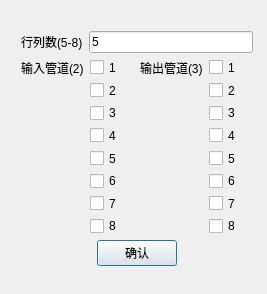
The window that config.ui (Konano/Programming-Training-QtMCS) describes before a commit, drawn with Qt 5.
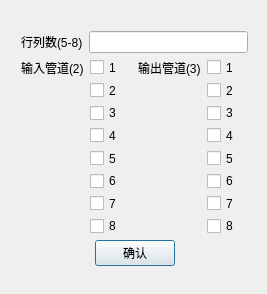
The same window after the commit.

Commit message: 完成大体 UI 设计和 Random 功能

The edit to the form file:
```diff
--- a/config.ui
+++ b/config.ui
@@ -13,6 +13,18 @@
     <height>294</height>
    </rect>
   </property>
+  <property name="minimumSize">
+   <size>
+    <width>267</width>
+    <height>294</height>
+   </size>
+  </property>
+  <property name="maximumSize">
+   <size>
+    <width>267</width>
+    <height>294</height>
+   </size>
+  </property>
   <property name="windowTitle">
    <string>Dialog</string>
   </property>
@@ -21,7 +33,7 @@
     <rect>
      <x>21</x>
      <y>31</y>
-     <width>232</width>
+     <width>227</width>
      <height>235</height>
     </rect>
    </property>
@@ -44,7 +56,7 @@
          <bool>true</bool>
         </property>
         <property name="text">
-         <string>5</string>
+         <string/>
         </property>
        </widget>
       </item>
```
The commit also changes 6 other files.
